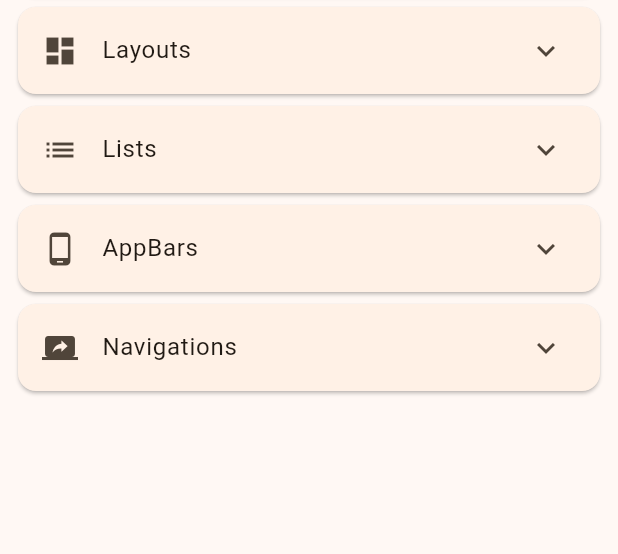
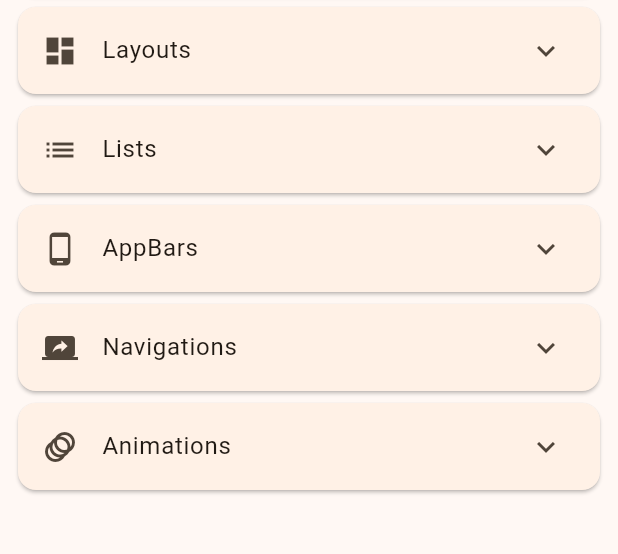
Before and after one commit to WaiYanHtun11/flutter_widgets, a Flutter app: the screen it shows after launch, on a phone screen of 412 x 824 dp, the part 194-748 px from its top. Run offline on Flutter 3.47's test engine with Material 3 defaults, Android fonts, the light colour scheme and no system bars; our stand-ins replace backdrop, cached_network_image, convex_bottom_bar, data_table_2, transparent_image; missing offline and left inert: flutter_gradient_app_bar, widget_with_codeview; key blocks and very long unbroken strings in the code were emptied for the run.

Commit message:
Navigation

```diff
--- a/lib/home_screen.dart
+++ b/lib/home_screen.dart
@@ -1,4 +1,5 @@
 import 'package:flutter/material.dart';
+import 'package:flutter_widgets/animations/hero_demo.dart';
 import 'package:flutter_widgets/appbars/backdrop_demo.dart';
 import 'package:flutter_widgets/appbars/basic_appbar_demo.dart';
 import 'package:flutter_widgets/appbars/bottom_appbar_demo.dart';
@@ -121,6 +122,9 @@ class HomeScreen extends StatelessWidget {
       buildSubMenuItem('8', 'DraggableScrollableSheet', const DraggableScrollableSheetDemo(),'lib/navigations/drag_scroll_demo.dart')
     ];
 
+    List<Widget> animationItems = [
+      buildSubMenuItem('1', 'Hero',const HeroDemo(), 'lib/animations/hero_demo.dart')
+    ];
     return Scaffold(
       appBar: AppBar(
         backgroundColor: Colors.orangeAccent,
@@ -136,7 +140,8 @@ class HomeScreen extends StatelessWidget {
               buildMenuItem(Icons.dashboard, 'Layouts', layoutItems),
               buildMenuItem(Icons.list, 'Lists', listItems),
               buildMenuItem(Icons.phone_android, 'AppBars', appbarItems),
-              buildMenuItem(Icons.screen_share, 'Navigations', navigationItems)
+              buildMenuItem(Icons.screen_share, 'Navigations', navigationItems),
+              buildMenuItem(Icons.animation, 'Animations', animationItems)
             ]
           ),
         ),
```
Also changed, not shown: lib/animations/hero_demo.dart (added, +39 -0 lines), 1 other file.
